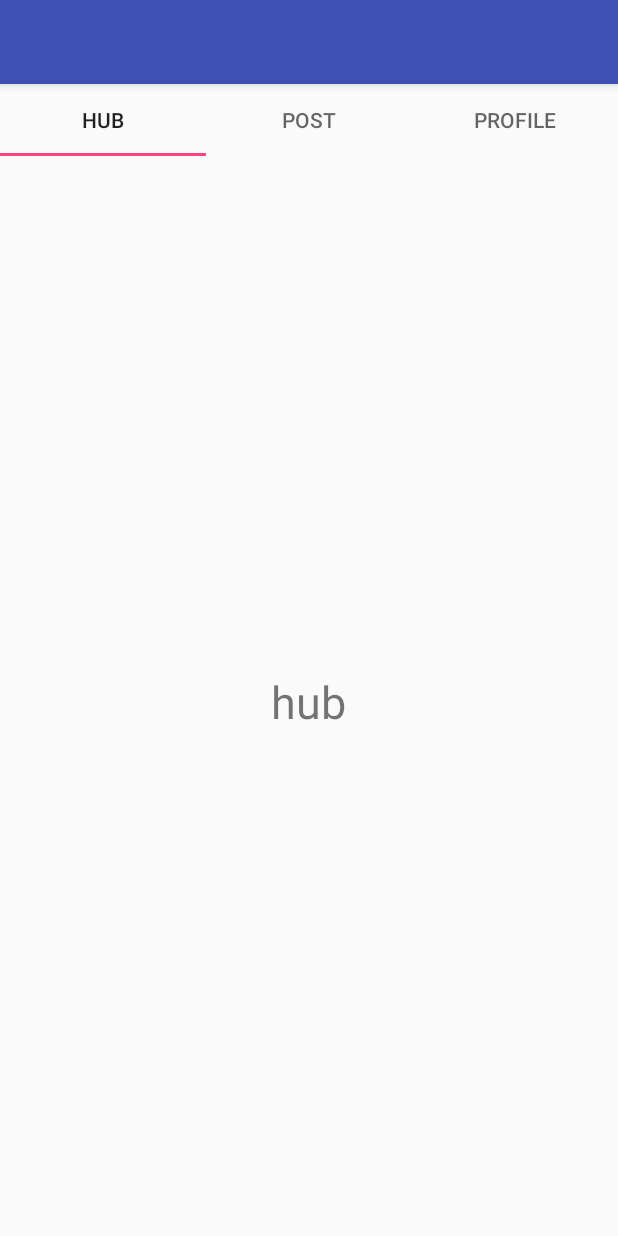
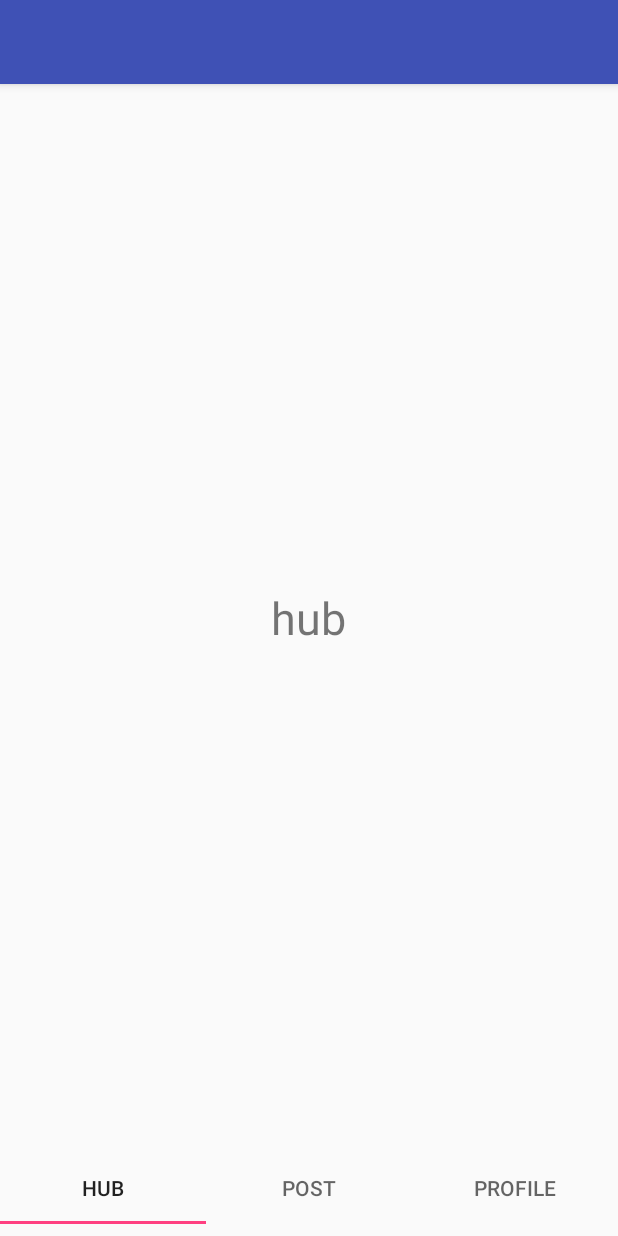
Before and after one commit to zdward/GrouberAndroid, an Android app: the MainActivity screen opened directly, with no data from a screen before it, on a phone screen of 412 x 824 dp. Run offline under Robolectric (Android 15) with nearby library versions, the phone set to English and light mode, and no system bars.

Commit message:
moved tab-bar to bottom

```diff
--- a/app/src/main/res/layout/activity_main.xml
+++ b/app/src/main/res/layout/activity_main.xml
@@ -9,7 +9,7 @@
     android:layout_height="match_parent"
     android:fitsSystemWindows="true"
     tools:openDrawer = "start">
-    <LinearLayout
+    <RelativeLayout
         xmlns:android="http://schemas.android.com/apk/res/android"
         xmlns:app="http://schemas.android.com/apk/res-auto"
         xmlns:tools = "http://schemas.android.com/tools"
@@ -36,7 +36,8 @@
             android:id="@+id/tablayout"
             android:layout_width="match_parent"
             android:layout_height="wrap_content"
-            android:minHeight="?attr/actionBarSize">
+            android:minHeight="?attr/actionBarSize"
+            android:layout_alignParentBottom="true">
         </android.support.design.widget.TabLayout>
 
         <android.support.v4.view.ViewPager
@@ -45,7 +46,7 @@
             android:layout_height="fill_parent">
         </android.support.v4.view.ViewPager>
 
-    </LinearLayout>
+    </RelativeLayout>
 
     <LinearLayout
         android:layout_width="match_parent"
```
